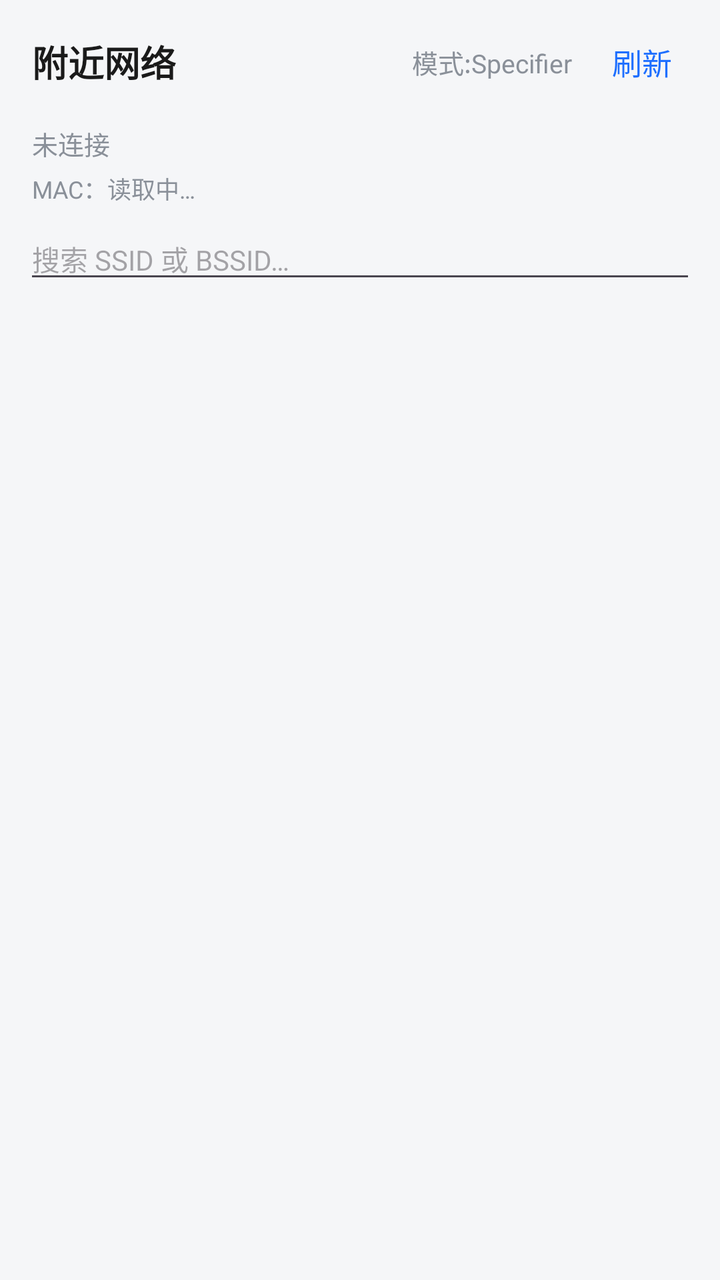
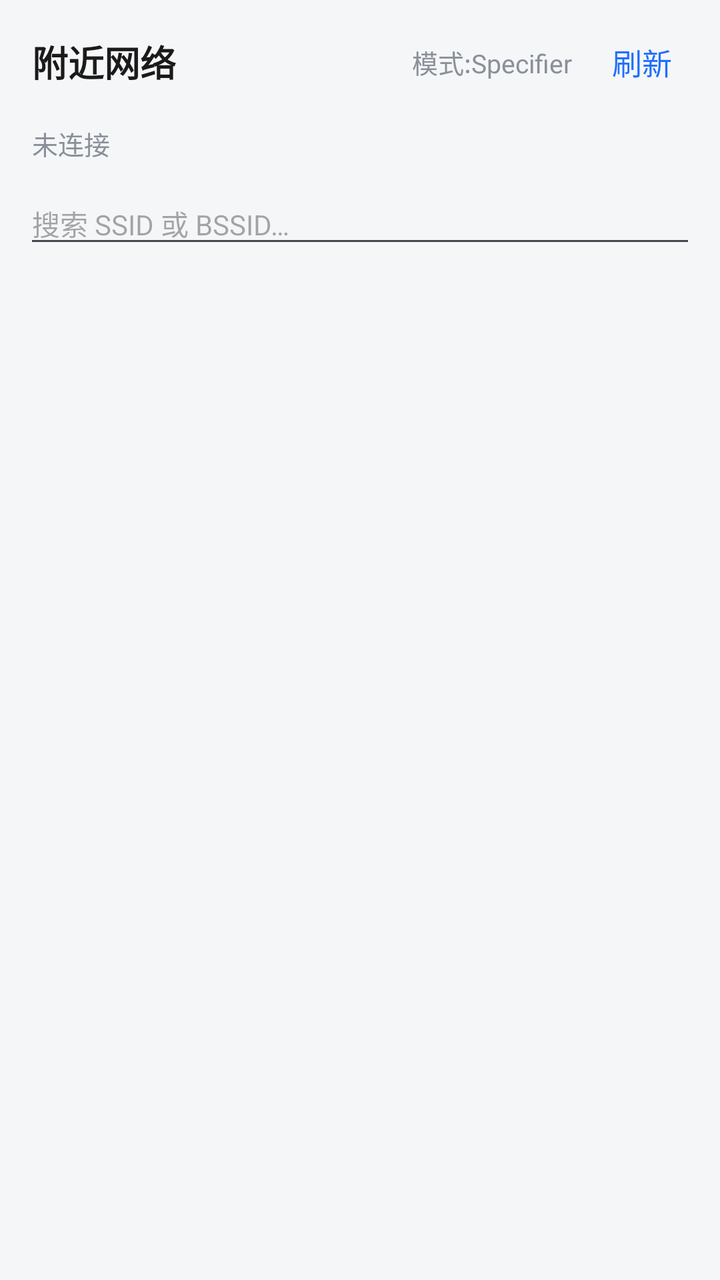

The first picture is an Android layout as it rendered before a commit; the second is the same layout after the commit. The layout source and the unified diff follow.
<!-- AndroidManifest.xml: application theme Theme.BssidConnect -->
<!-- res/layout/activity_main.xml -->
<?xml version="1.0" encoding="utf-8"?>
<LinearLayout xmlns:android="http://schemas.android.com/apk/res/android"
    android:layout_width="match_parent"
    android:layout_height="match_parent"
    android:orientation="vertical"
    android:fitsSystemWindows="true"
    android:background="@color/bg_gray">

    <LinearLayout
        android:layout_width="match_parent"
        android:layout_height="wrap_content"
        android:orientation="horizontal"
        android:gravity="center_vertical"
        android:paddingHorizontal="16dp"
        android:paddingVertical="12dp">

        <TextView
            android:id="@+id/tvTitle"
            android:layout_width="0dp"
            android:layout_height="wrap_content"
            android:layout_weight="1"
            android:text="附近网络"
            android:textColor="#1A1A1A"
            android:textSize="18sp"
            android:textStyle="bold" />

        <ProgressBar
            android:id="@+id/progressScan"
            android:layout_width="24dp"
            android:layout_height="24dp"
            android:visibility="gone" />

        <TextView
            android:id="@+id/btnMode"
            android:layout_width="wrap_content"
            android:layout_height="wrap_content"
            android:padding="8dp"
            android:layout_marginEnd="4dp"
            android:text="模式:Specifier"
            android:textColor="@color/text_secondary"
            android:textSize="13sp" />

        <TextView
            android:id="@+id/btnUnlock"
            android:layout_width="wrap_content"
            android:layout_height="wrap_content"
            android:padding="8dp"
            android:layout_marginEnd="4dp"
            android:text="解锁"
            android:textColor="#D32F2F"
            android:textSize="13sp"
            android:visibility="gone" />

        <TextView
            android:id="@+id/btnScan"
            android:layout_width="wrap_content"
            android:layout_height="wrap_content"
            android:padding="8dp"
            android:text="刷新"
            android:textColor="@color/primary"
            android:textSize="15sp" />
    </LinearLayout>

    <TextView
        android:id="@+id/tvStatus"
        android:layout_width="match_parent"
        android:layout_height="wrap_content"
        android:paddingHorizontal="16dp"
        android:paddingBottom="4dp"
        android:textColor="@color/text_secondary"
        android:textSize="13sp"
        android:text="未连接" />

    <TextView
        android:id="@+id/tvMac"
        android:layout_width="match_parent"
        android:layout_height="wrap_content"
        android:paddingHorizontal="16dp"
        android:textColor="@color/text_secondary"
        android:textSize="12sp"
        android:text="MAC：读取中…" />

    <EditText
        android:id="@+id/etSearch"
        android:layout_width="match_parent"
        android:layout_height="wrap_content"
        android:layout_marginHorizontal="12dp"
        android:layout_marginTop="6dp"
        android:hint="搜索 SSID 或 BSSID…"
        android:imeOptions="actionDone"
        android:inputType="text"
        android:maxLines="1"
        android:textSize="14sp" />

    <TextView
        android:id="@+id/tvPerm"
        android:layout_width="match_parent"
        android:layout_height="wrap_content"
        android:padding="16dp"
        android:gravity="center"
        android:text="需要「附近设备/位置」权限才能扫描 Wi-Fi\n点击此处授权"
        android:textColor="@color/text_secondary"
        android:textSize="14sp"
        android:visibility="gone" />

    <androidx.recyclerview.widget.RecyclerView
        android:id="@+id/recycler"
        android:layout_width="match_parent"
        android:layout_height="match_parent"
        android:clipToPadding="false"
        android:paddingBottom="16dp" />
</LinearLayout>
<!-- resources referenced by this layout -->
<resources>
  <color name="bg_gray">#F5F6F8</color>
  <color name="primary">#1E6FFF</color>
  <color name="text_secondary">#8A9099</color>
  <style name="Theme.BssidConnect" parent="Theme.Material3.DayNight.NoActionBar">
          <item name="colorPrimary">@color/primary</item>
          <item name="colorOnPrimary">@color/white</item>
          <item name="android:statusBarColor">@color/primary</item>
      </style>
  <color name="white">#FFFFFF</color>
</resources>

<!-- the commit's change to res/layout/activity_main.xml (unified diff, before → after) -->
@@ -71,15 +71,6 @@
         android:textSize="13sp"
         android:text="未连接" />
 
-    <TextView
-        android:id="@+id/tvMac"
-        android:layout_width="match_parent"
-        android:layout_height="wrap_content"
-        android:paddingHorizontal="16dp"
-        android:textColor="@color/text_secondary"
-        android:textSize="12sp"
-        android:text="MAC：读取中…" />
-
     <EditText
         android:id="@+id/etSearch"
         android:layout_width="match_parent"
